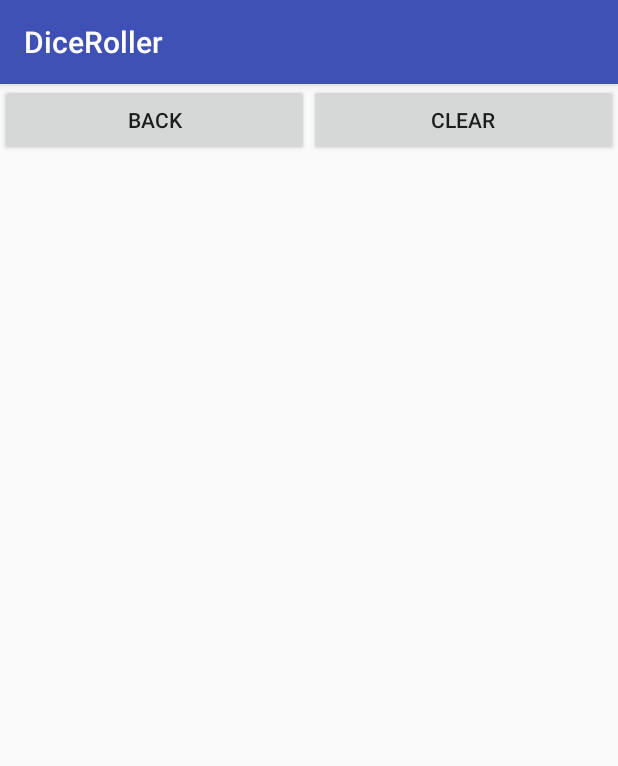
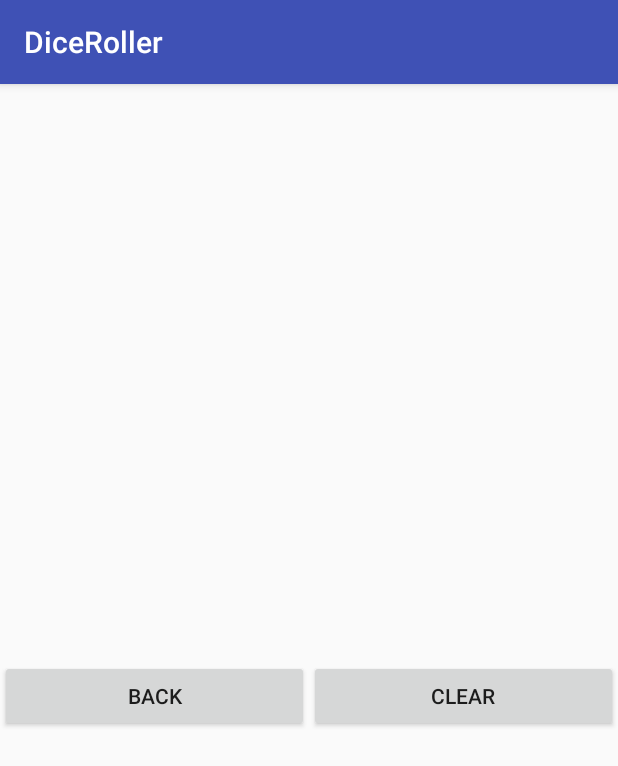
Before and after one commit to Kristoffermc/DiceRoller, an Android app: the HistoryActivity screen opened directly, with no data from a screen before it, on a phone screen of 412 x 824 dp. Shown: the top 766 px of the screen. Run offline under Robolectric (Android 15) with nearby library versions, the phone set to English and light mode, and no system bars; 2 statements that could not run were skipped.

Commit message:
Clear and UI history list works

```diff
--- a/app/src/main/java/com/example/kristoffer/diceroller/HistoryActivity.java
+++ b/app/src/main/java/com/example/kristoffer/diceroller/HistoryActivity.java
@@ -6,8 +6,14 @@ import android.os.Bundle;
 import android.view.View;
 import android.widget.Button;
 import android.widget.LinearLayout;
+import android.widget.ListAdapter;
+import android.widget.ListView;
 import android.widget.TextView;
 
+import com.example.kristoffer.diceroller.Model.CustomAdapter;
+import com.example.kristoffer.diceroller.Model.Result;
+
+import java.util.ArrayList;
 import java.util.List;
 
 public class HistoryActivity extends AppCompatActivity {
@@ -15,15 +21,21 @@ public class HistoryActivity extends AppCompatActivity {
     Button btnBack;
     Button btnClear;
     LinearLayout listHistory;
+    CustomAdapter histAdapter;
+    ListView listView;
+
+    ArrayList<Result>  resultList = new ArrayList();
 
     @Override
     protected void onCreate(Bundle savedInstanceState) {
         super.onCreate(savedInstanceState);
         setContentView(R.layout.activity_history);
 
-        listHistory = findViewById(R.id.listHistory);
+        //listHistory = findViewById(R.id.listHistory);
         btnBack = findViewById(R.id.btnBack);
         btnClear = findViewById(R.id.btnClear);
+        listView = findViewById(R.id.listView);
+
         btnClear.setOnClickListener(new View.OnClickListener() {
             @Override
             public void onClick(View view) {
@@ -40,25 +52,40 @@ public class HistoryActivity extends AppCompatActivity {
         initlialize();
     }
 
+    private ArrayList<Result> parseIntArrayToResultArray(ArrayList<Integer> intArr){
+        ArrayList<Result> tempResult = new ArrayList<>();
+        for (int i = 0; i < intArr.size(); i++)
+        {
+            if(i == 0 || i%2==0){
+                tempResult.add(new Result(intArr.get(i), intArr.get(i+1)));
+            }
+        }
+        return  tempResult;
+    }
+
     private void initlialize() {
         Bundle extras = getIntent().getExtras();
-        List<Integer> results = extras.getIntegerArrayList("results");
+        ArrayList<Integer> results = extras.getIntegerArrayList("results");
+        resultList.addAll(parseIntArrayToResultArray(results));
+
+        histAdapter = new CustomAdapter(this, resultList);
+
         TextView tView = new TextView(this);
         TextView yView = new TextView(this);
 
-        tView.setText("First roll: " + results.get(0) + " + " + results.get(1));
-        listHistory.addView(tView);
-        yView.setText("All rolls: " + results.toString());
-        listHistory.addView(yView);
+
+        listView.setAdapter(histAdapter);
     }
 
     // Change view
     private void showMain() {
-        finish();
+        this.finish();
     }
 
     // Clears the history
     private void clickClear() {
-        listHistory.removeAllViews();
+        MainActivity.results.clear();
+        resultList.clear();
+        histAdapter.notifyDataSetChanged();
     }
 }
--- a/app/src/main/java/com/example/kristoffer/diceroller/Model/Result.java
+++ b/app/src/main/java/com/example/kristoffer/diceroller/Model/Result.java
@@ -7,6 +7,12 @@ package com.example.kristoffer.diceroller.Model;
 public class Result {
     int result1;
     int result2;
+
+    public Result(int result1, int result2)
+    {
+        this.result1 = result1;
+        this.result2 = result2;
+    }
 
     public int getResult1() {
         return result1;
--- a/app/src/main/res/layout/activity_history.xml
+++ b/app/src/main/res/layout/activity_history.xml
@@ -10,7 +10,25 @@
 
     <LinearLayout
         android:layout_width="match_parent"
-        android:layout_height="10px"
+        android:layout_height="0dp"
+        android:layout_weight="1"
+        android:orientation="vertical">
+
+        <LinearLayout
+            android:layout_width="match_parent"
+            android:layout_height="match_parent"
+            android:layout_weight="1"
+            android:orientation="vertical">
+
+            <ListView
+                android:id="@+id/listView"
+                android:layout_width="match_parent"
+                android:layout_height="match_parent" />
+        </LinearLayout>
+
+        <LinearLayout
+            android:layout_width="match_parent"
+            android:layout_height="match_parent"
             android:layout_weight="1"
             android:orientation="horizontal">
 
@@ -19,28 +37,17 @@
                 android:layout_width="fill_parent"
                 android:layout_height="wrap_content"
                 android:layout_weight="1"
-            android:text="Back" />
+                android:text="@string/back" />
 
             <Button
                 android:id="@+id/btnClear"
                 android:layout_width="fill_parent"
                 android:layout_height="wrap_content"
                 android:layout_weight="1"
-            android:text="Clear" />
+                android:text="@string/clear" />
 
 
         </LinearLayout>
-
-    <ScrollView android:layout_weight="1"
-        android:layout_width="fill_parent"
-        android:layout_height="wrap_content">
-
-        <LinearLayout
-            android:id="@+id/listHistory"
-            android:layout_width="match_parent"
-            android:layout_height="302dp"
-            android:orientation="vertical"></LinearLayout>
-
-    </ScrollView>
+    </LinearLayout>
 
 </LinearLayout>
--- a/app/src/main/res/layout/activity_main.xml
+++ b/app/src/main/res/layout/activity_main.xml
@@ -13,7 +13,7 @@
         android:layout_width="match_parent"
         android:layout_height="wrap_content"
         android:gravity="center"
-        android:text="Dice Roller" />
+        android:text="@string/head_line" />
 
     <LinearLayout
         android:layout_width="match_parent"
@@ -47,13 +47,13 @@
             android:layout_width="wrap_content"
             android:layout_height="wrap_content"
             android:layout_weight="1"
-            android:text="ROLL DICE" />
+            android:text="@string/roll_dice" />
 
         <Button
             android:id="@+id/btnHistory"
             android:layout_width="wrap_content"
             android:layout_height="wrap_content"
             android:layout_weight="1"
-            android:text="History" />
+            android:text="@string/history" />
     </LinearLayout>
 </LinearLayout>
--- a/app/src/main/res/layout/result_row.xml
+++ /dev/null
@@ -1,6 +0,0 @@
-<?xml version="1.0" encoding="utf-8"?>
-<android.support.constraint.ConstraintLayout
-    xmlns:android="http://schemas.android.com/apk/res/android" android:layout_width="match_parent"
-    android:layout_height="match_parent">
-
-</android.support.constraint.ConstraintLayout>
--- a/app/src/main/res/values/strings.xml
+++ b/app/src/main/res/values/strings.xml
@@ -1,3 +1,8 @@
 <resources>
     <string name="app_name">DiceRoller</string>
+    <string name="back">Back</string>
+    <string name="clear">Clear</string>
+    <string name="roll_dice">Roll Dice</string>
+    <string name="history">History</string>
+    <string name="head_line">Roll the Dice Game!</string>
 </resources>
```
Also changed, not shown: app/src/main/java/com/example/kristoffer/diceroller/MainActivity.java (+3 -5 lines), app/src/main/java/com/example/kristoffer/diceroller/Model/CustomAdapter.java (+54 -6 lines). Lines whose indentation alone changed are shown as unchanged.
